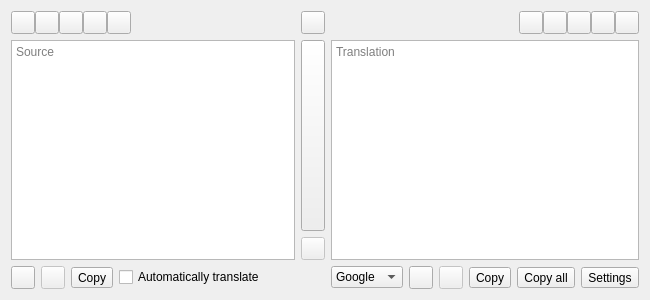
Old version of the form src/mainwindow.ui in the repository kapsh/crow-translate.
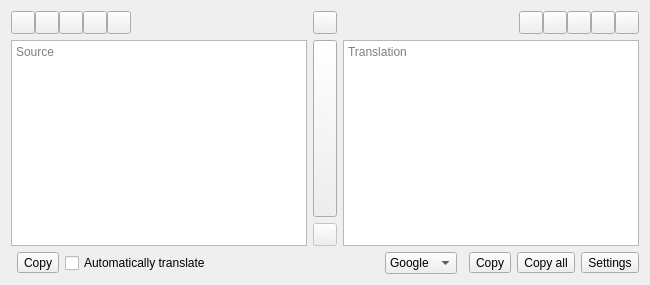
New version of the form. Icons and pictures are not drawn. Custom widgets are drawn as their Qt base class.

Commit message: Use custom widget for player buttons instead of custom button group

The edit to the form file:
```diff
--- a/src/mainwindow.ui
+++ b/src/mainwindow.ui
@@ -7,7 +7,7 @@
     <x>0</x>
     <y>0</y>
     <width>650</width>
-    <height>300</height>
+    <height>285</height>
    </rect>
   </property>
   <property name="windowTitle">
@@ -180,21 +180,7 @@
     <item row="7" column="1">
      <layout class="QHBoxLayout" name="buttomSourceLayout">
       <item>
-       <widget class="QToolButton" name="playSourceButton">
-        <property name="toolTip">
-         <string>Play / pause source text speaking</string>
-        </property>
-       </widget>
-      </item>
-      <item>
-       <widget class="QToolButton" name="stopSourceButton">
-        <property name="enabled">
-         <bool>false</bool>
-        </property>
-        <property name="toolTip">
-         <string>Stop source text speaking</string>
-        </property>
-       </widget>
+       <widget class="PlayerButtons" name="sourcePlayerButtons" native="true"/>
       </item>
       <item>
        <widget class="QToolButton" name="copySourceButton">
@@ -279,21 +265,7 @@
        </widget>
       </item>
       <item>
-       <widget class="QToolButton" name="playTranslationButton">
-        <property name="toolTip">
-         <string>Play / pause translation speaking</string>
-        </property>
-       </widget>
-      </item>
-      <item>
-       <widget class="QToolButton" name="stopTranslationButton">
-        <property name="enabled">
-         <bool>false</bool>
-        </property>
-        <property name="toolTip">
-         <string>Stop translation speaking</string>
-        </property>
-       </widget>
+       <widget class="PlayerButtons" name="translationPlayerButtons" native="true"/>
       </item>
       <item>
        <widget class="QToolButton" name="copyTranslationButton">
@@ -379,6 +351,12 @@
    <extends>QPlainTextEdit</extends>
    <header>sourcetextedit.h</header>
   </customwidget>
+  <customwidget>
+   <class>PlayerButtons</class>
+   <extends>QWidget</extends>
+   <header>src/playerbuttons.h</header>
+   <container>1</container>
+  </customwidget>
  </customwidgets>
  <tabstops>
   <tabstop>sourceEdit</tabstop>
```
Left out of the diff: 7 changed lines with no effect on the pictures. The commit also changes 9 other files.
